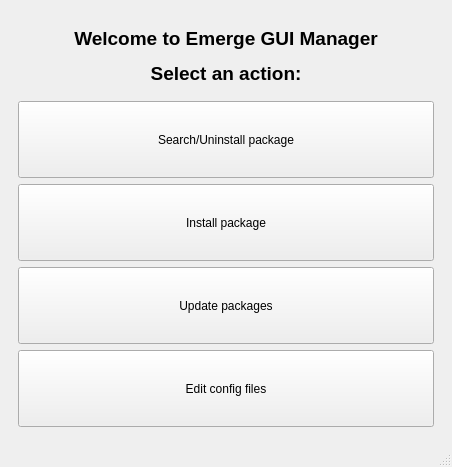
mikroffarad/QtEmerge, file mainwindow.ui: the form before one commit.
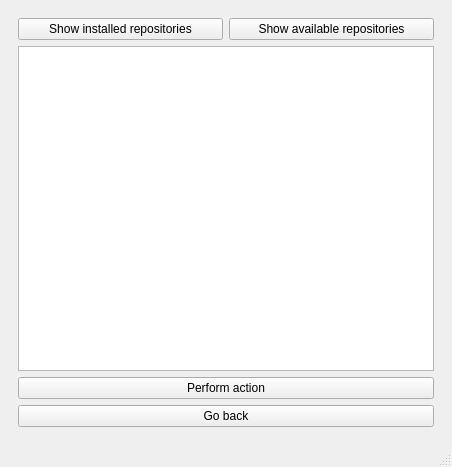
The form after the commit. The open tabs and pages were chosen to show the change.

Commit message: feat: added UI for repo management page

```diff
--- a/mainwindow.ui
+++ b/mainwindow.ui
@@ -358,6 +358,45 @@
         </item>
        </layout>
       </widget>
+      <widget class="QWidget" name="page_repoManagement">
+       <layout class="QGridLayout" name="gridLayout_6">
+        <item row="1" column="0">
+         <widget class="QListWidget" name="listWidget"/>
+        </item>
+        <item row="2" column="0">
+         <widget class="QPushButton" name="b_performActionRepo">
+          <property name="text">
+           <string>Perform action</string>
+          </property>
+         </widget>
+        </item>
+        <item row="0" column="0">
+         <layout class="QHBoxLayout" name="horizontalLayout_6">
+          <item>
+           <widget class="QPushButton" name="b_showInstalledRepos">
+            <property name="text">
+             <string>Show installed repositories</string>
+            </property>
+           </widget>
+          </item>
+          <item>
+           <widget class="QPushButton" name="b_showAvailableRepos">
+            <property name="text">
+             <string>Show available repositories</string>
+            </property>
+           </widget>
+          </item>
+         </layout>
+        </item>
+        <item row="3" column="0">
+         <widget class="QPushButton" name="b_back4">
+          <property name="text">
+           <string>Go back</string>
+          </property>
+         </widget>
+        </item>
+       </layout>
+      </widget>
      </widget>
     </item>
    </layout>
```
Left out of the diff: 13 changed lines with no effect on the pictures. The commit also changes 2 other files.
